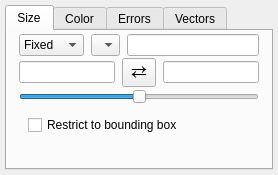
The window that glue_vispy_viewers/scatter/layer_style_widget.ui (Carifio24/glue-vispy-viewers) describes before a commit, drawn with Qt 5.
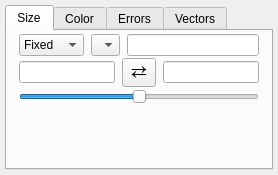
The same window after the commit. Custom widgets are drawn as their Qt base class.

Commit message: Move the 'Restrict data to bounding box' option to be a viewer-level, rather than layer-level, option. Add the ability to change axis labels.

```diff
--- a/glue_vispy_viewers/scatter/layer_style_widget.ui
+++ b/glue_vispy_viewers/scatter/layer_style_widget.ui
@@ -184,19 +184,6 @@
          </layout>
         </widget>
        </item>
-       <item>
-        <widget class="QWidget" name="size_row_4" native="true">
-         <layout class="QHBoxLayout" name="horizontalLayout_4">
-          <item>
-           <widget class="QCheckBox" name="bool_clip_data">
-            <property name="text">
-             <string>Restrict to bounding box</string>
-            </property>
-           </widget>
-          </item>
-         </layout>
-        </widget>
-       </item>
        <item>
         <spacer name="verticalSpacer">
          <property name="orientation">
```
The commit also changes 6 other files.
